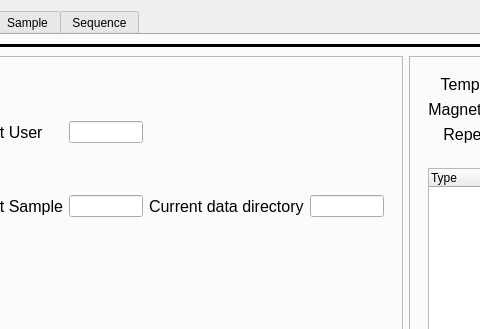
Old version of the form ui files/gui_pyqtgraph_9.ui in the repository jhead96/NMR-spectrometer-GUI; both pictures show x 100 to 580 and y 0 to 329 of the 835 by 760 pixel window.
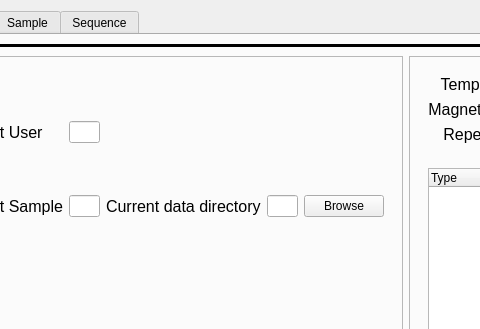
New version of the form. Custom widgets are drawn as their Qt base class.

Commit message: Updated .ui file to contain browse btn and renamed plot widgets.

What changed in the file:
```diff
--- a/ui files/gui_pyqtgraph_9.ui
+++ b/ui files/gui_pyqtgraph_9.ui
@@ -129,6 +129,13 @@
                  <item row="0" column="1">
                   <widget class="QLineEdit" name="currentUserLineEdit"/>
                  </item>
+                 <item row="1" column="4">
+                  <widget class="QPushButton" name="saveDirBtn">
+                   <property name="text">
+                    <string>Browse</string>
+                   </property>
+                  </widget>
+                 </item>
                 </layout>
                </widget>
               </item>
```
Left out of the diff: 18 changed lines with no effect on the pictures.
